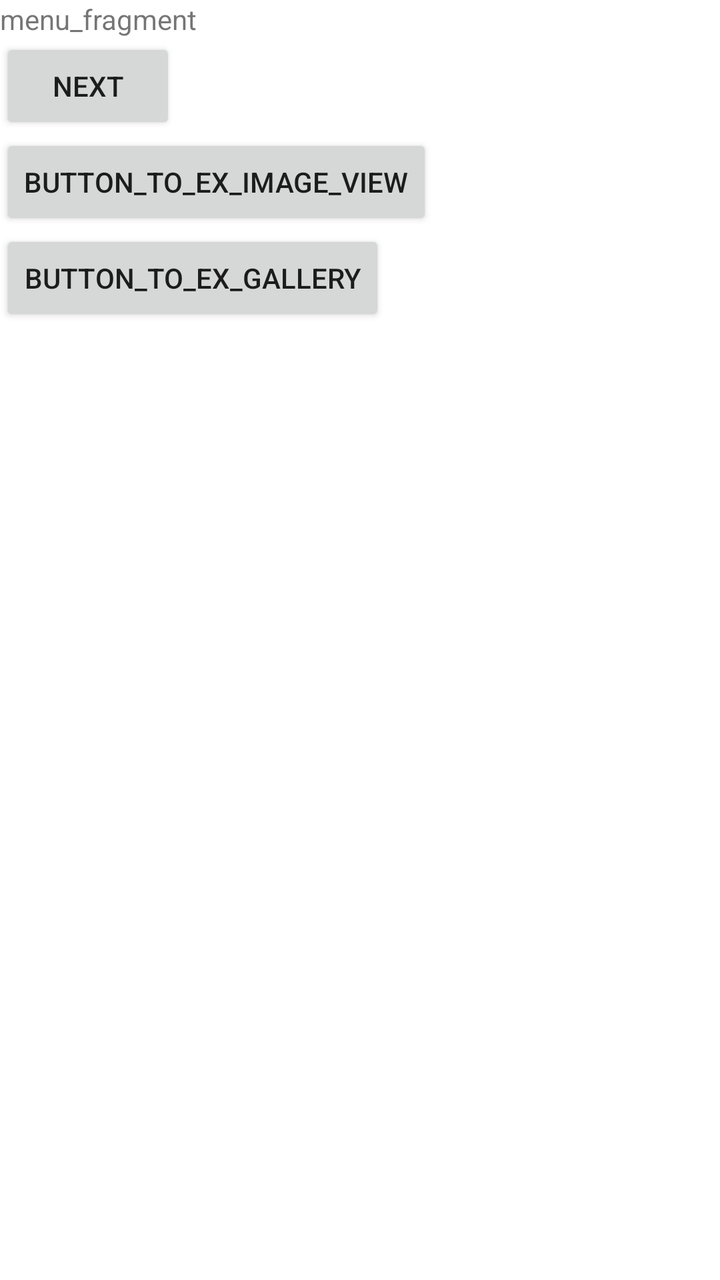
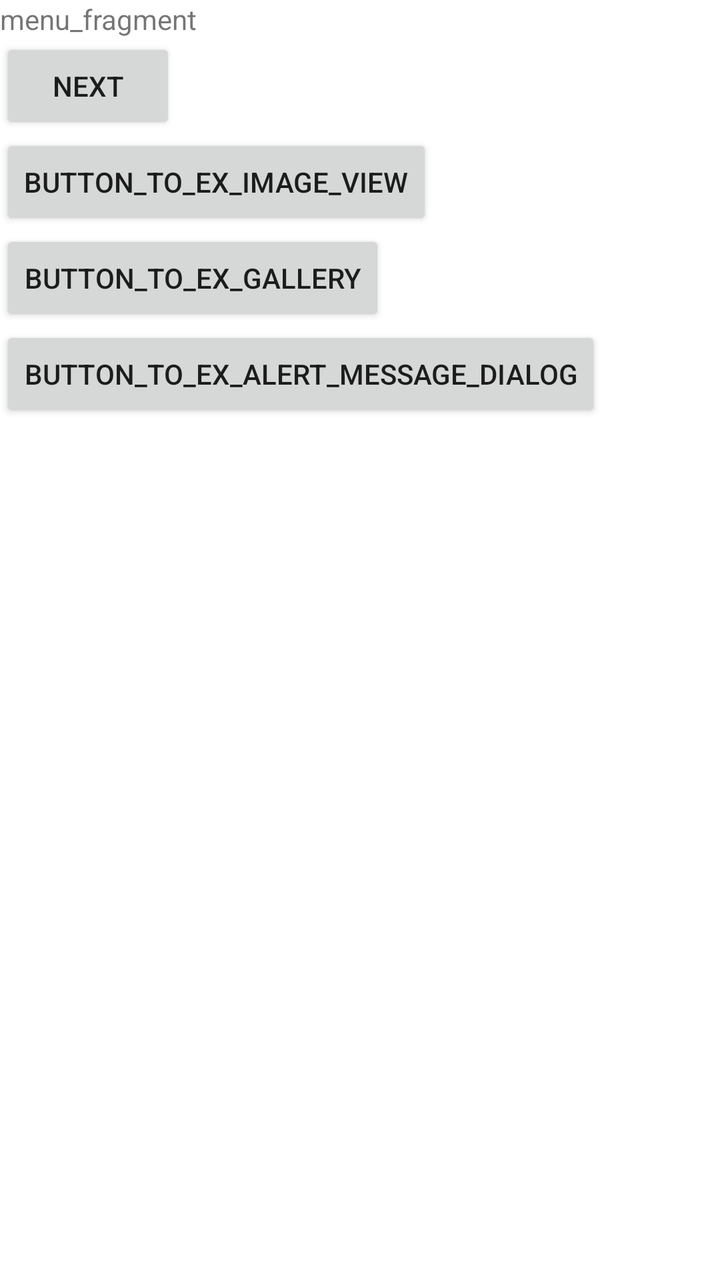

Two renders of the same Android screen: before a commit and after it. Below are the layout's source before the change and the commit's diff.
<!-- AndroidManifest.xml: application theme Theme.Class2021_2022_2_AndroidDevelop_course -->
<!-- res/layout/fragment_menu.xml -->
<?xml version="1.0" encoding="utf-8"?>
<LinearLayout xmlns:android="http://schemas.android.com/apk/res/android"
    xmlns:app="http://schemas.android.com/apk/res-auto"
    xmlns:tools="http://schemas.android.com/tools"
    android:layout_width="match_parent"
    android:layout_height="match_parent"
    tools:context=".fragments.MenuFragment"
    android:orientation="vertical">

    <TextView
        android:id="@+id/textview_first"
        android:layout_width="wrap_content"
        android:layout_height="wrap_content"
        android:text="@string/menu_fragment" />

    <Button
        android:id="@+id/button_first"
        android:layout_width="wrap_content"
        android:layout_height="wrap_content"
        android:text="@string/next" />

    <Button
        android:layout_width="wrap_content"
        android:layout_height="wrap_content"
        android:id="@+id/button_to_ex_image_view"
        android:text="@string/button_to_ex_image_view" />

    <Button
        android:layout_width="wrap_content"
        android:layout_height="wrap_content"
        android:id="@+id/button_to_ex_gallery"
        android:text="@string/button_to_ex_gallery" />


</LinearLayout>
<!-- resources referenced by this layout -->
<resources>
  <string name="button_to_ex_gallery">button_to_ex_gallery</string>
  <string name="button_to_ex_image_view">button_to_ex_image_view</string>
  <string name="menu_fragment">menu_fragment</string>
  <string name="next">Next</string>
  <style name="Theme.Class2021_2022_2_AndroidDevelop_course" parent="Theme.MaterialComponents.DayNight.DarkActionBar">
          
          <item name="colorPrimary">@color/purple_500</item>
          <item name="colorPrimaryVariant">@color/purple_700</item>
          <item name="colorOnPrimary">@color/white</item>
          
          <item name="colorSecondary">@color/teal_200</item>
          <item name="colorSecondaryVariant">@color/teal_700</item>
          <item name="colorOnSecondary">@color/black</item>
          
          <item name="android:statusBarColor" tools:targetApi="l">?attr/colorPrimaryVariant</item>
          
      </style>
  <color name="purple_500">#FF6200EE</color>
  <color name="purple_700">#FF3700B3</color>
  <color name="white">#FFFFFFFF</color>
  <color name="teal_200">#FF03DAC5</color>
  <color name="teal_700">#FF018786</color>
  <color name="black">#FF000000</color>
</resources>

<!-- the commit's change to res/layout/fragment_menu.xml (unified diff, before → after) -->
@@ -31,5 +31,11 @@
         android:id="@+id/button_to_ex_gallery"
         android:text="@string/button_to_ex_gallery" />
 
+    <Button
+        android:layout_width="wrap_content"
+        android:layout_height="wrap_content"
+        android:id="@+id/button_to_ex_alert_message_dialog"
+        android:text="@string/button_to_ex_alert_message_dialog" />
+
 
 </LinearLayout>
<!-- resource entries referenced after the edit -->
@@ -1,5 +1,6 @@
 <!-- resources referenced by this layout -->
 <resources>
+  <string name="button_to_ex_alert_message_dialog">button_to_ex_alert_message_dialog</string>
   <string name="button_to_ex_gallery">button_to_ex_gallery</string>
   <string name="button_to_ex_image_view">button_to_ex_image_view</string>
   <string name="menu_fragment">menu_fragment</string>
